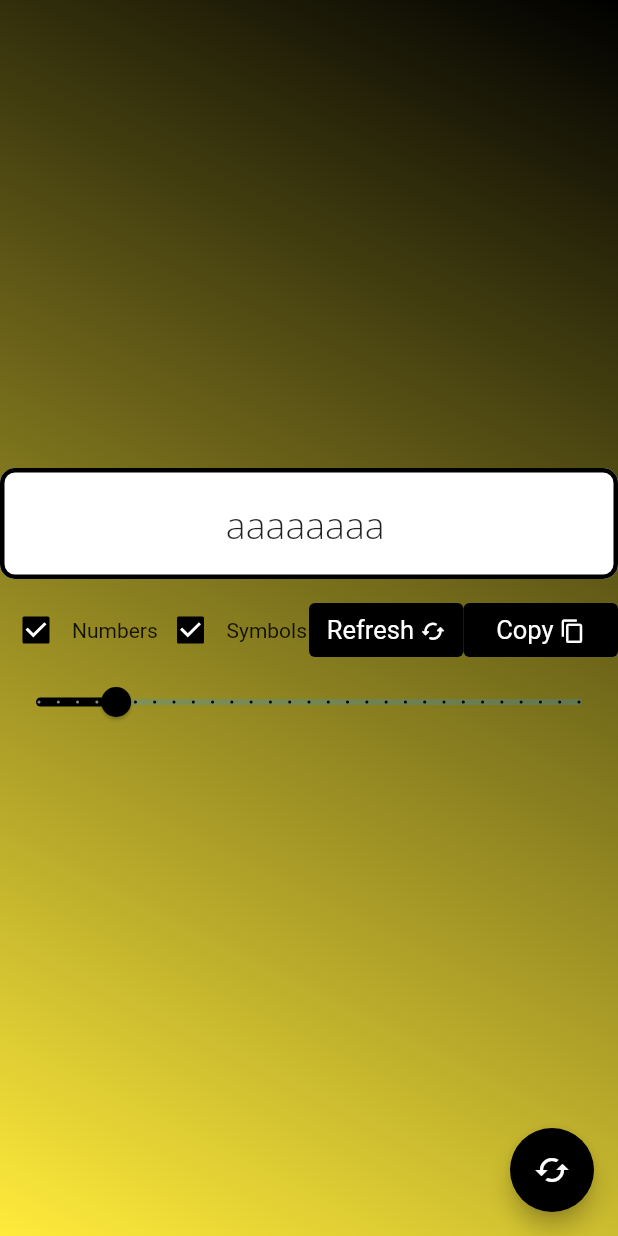
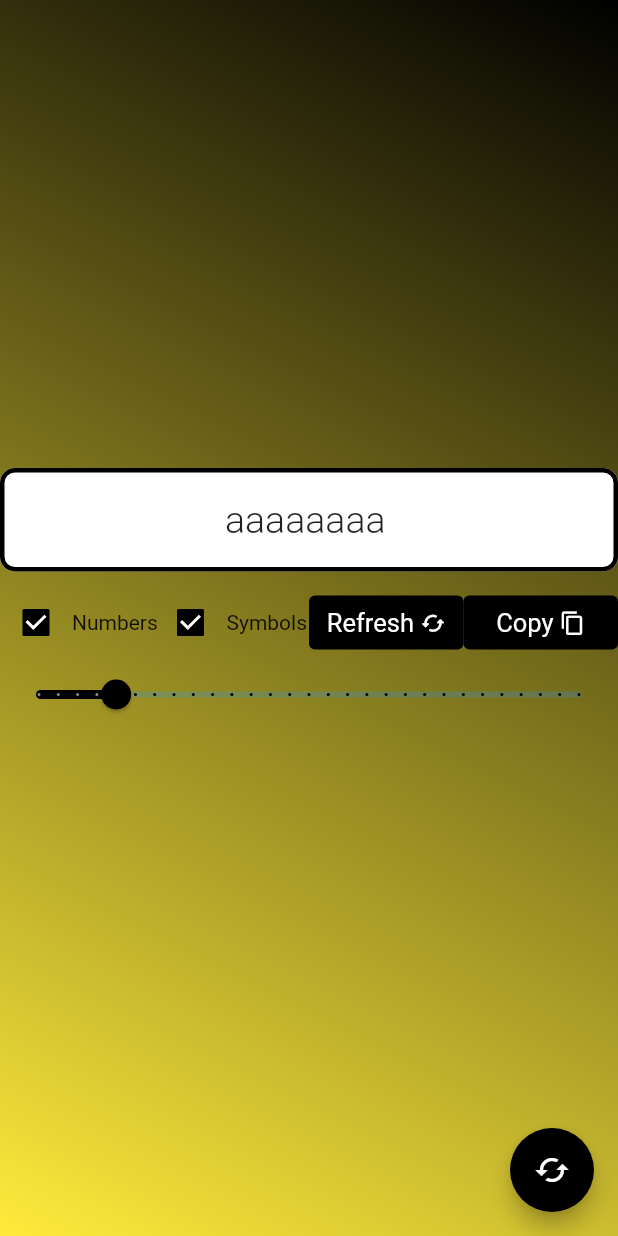
Before and after one commit to Megakuul/PasswordGenerator, a Flutter app: the screen it shows after launch, on a phone screen of 412 x 824 dp. Run offline on Flutter 3.47's test engine with Material 2 defaults, Android fonts, the phone set to English and light mode, and no system bars.

Commit message:
Removed Google Fonts

```diff
--- a/lib/body.dart
+++ b/lib/body.dart
@@ -3,7 +3,6 @@ import 'dart:ui';
 import 'package:flutter/material.dart';
 import 'package:flutter/services.dart';
 import 'dart:math';
-import 'package:google_fonts/google_fonts.dart';
 
 const _Letters = 'AaBbCcDdEeFfGgHhIiJjKkLlMmNnOoPpQqRrSsTtUuVvWwXxYyZz';
 const _Numbers = '123456789';
@@ -111,7 +110,7 @@ class _Body extends State<Body> {
                       child: TextField(
                         controller: TextBoxController,
                         textAlign: TextAlign.center,
-                        style: GoogleFonts.openSans(fontSize: 25, fontWeight: FontWeight.w300),
+                        style: const TextStyle(fontSize: 25, fontWeight: FontWeight.w300),
                         decoration: InputDecoration(
                             filled: true,
                             fillColor: Colors.white,
--- a/pubspec.yaml
+++ b/pubspec.yaml
@@ -34,7 +34,6 @@ dependencies:
   # The following adds the Cupertino Icons font to your application.
   # Use with the CupertinoIcons class for iOS style icons.
   cupertino_icons: ^1.0.2
-  google_fonts:
 
 dev_dependencies:
   flutter_test:
```
Also changed, not shown: pubspec.lock, 1 other file.
